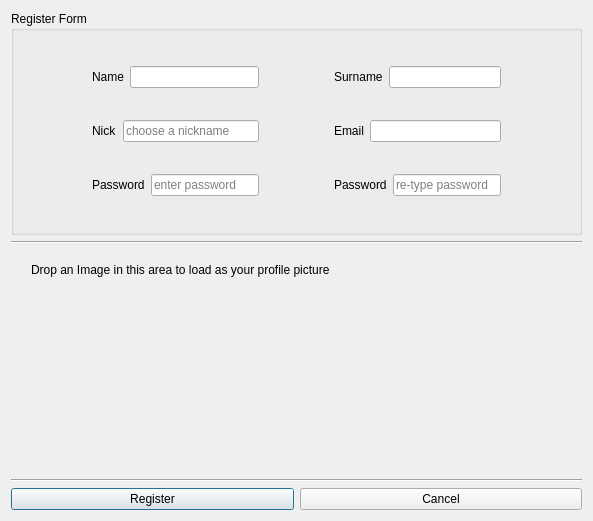
Old version of the form client/Register.ui in the repository anphetamina/CoText.
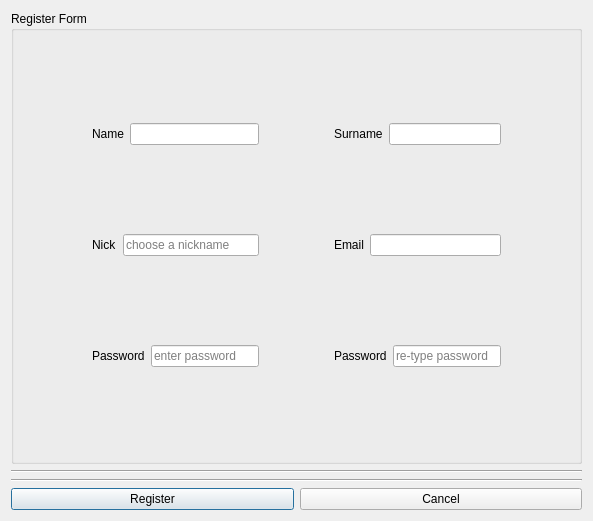
New version of the form.

The edit to the form file:
```diff
--- a/client/Register.ui
+++ b/client/Register.ui
@@ -246,23 +246,6 @@
      </property>
     </widget>
    </item>
-   <item>
-    <widget class="QWidget" name="dropBox" native="true">
-     <widget class="QLabel" name="label">
-      <property name="geometry">
-       <rect>
-        <x>20</x>
-        <y>10</y>
-        <width>351</width>
-        <height>20</height>
-       </rect>
-      </property>
-      <property name="text">
-       <string>Drop an Image in this area to load as your profile picture</string>
-      </property>
-     </widget>
-    </widget>
-   </item>
    <item>
     <widget class="Line" name="line_2">
      <property name="orientation">
```
